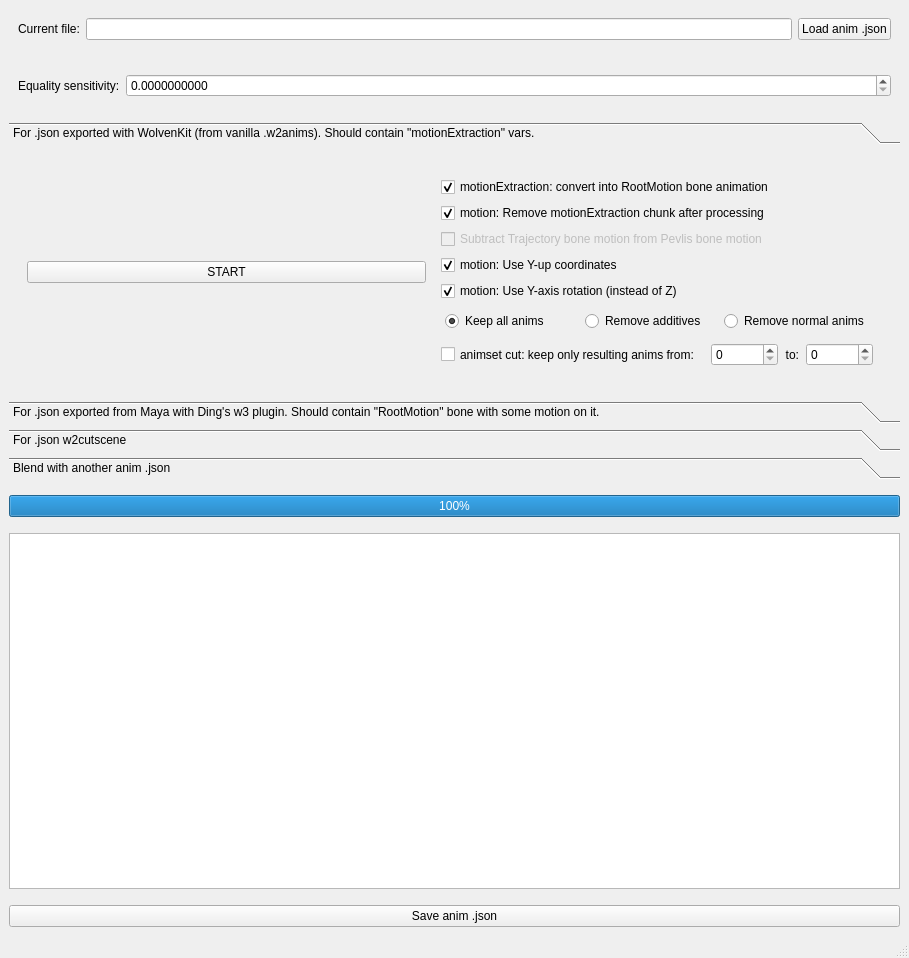
Before: the Qt Designer form source/W3MayaAnimUtil.ui in nikich340/W3-Maya-AnimUtil, drawn with Qt 5.
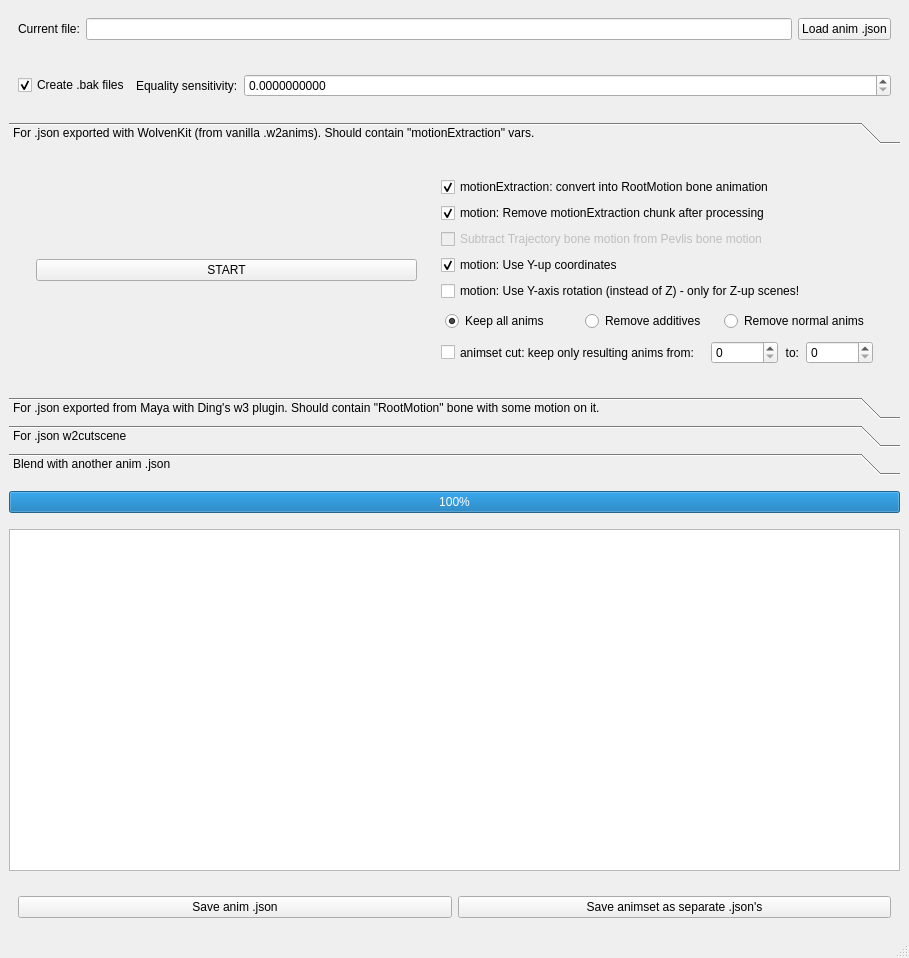
After: the same form once the commit is applied. The open tabs and pages were chosen to show the change.

Commit message: + New split set option, fix motion rotation handling

The edit to the form file:
```diff
--- a/source/W3MayaAnimUtil.ui
+++ b/source/W3MayaAnimUtil.ui
@@ -71,6 +71,16 @@
     <item>
      <widget class="QWidget" name="widget_5" native="true">
       <layout class="QHBoxLayout" name="horizontalLayout_2">
+       <item>
+        <widget class="QCheckBox" name="checkBak">
+         <property name="text">
+          <string>Create .bak files</string>
+         </property>
+         <property name="checked">
+          <bool>true</bool>
+         </property>
+        </widget>
+       </item>
        <item>
         <widget class="QLabel" name="labelSensivity">
          <property name="text">
@@ -122,6 +132,9 @@
          <widget class="QWidget" name="widget_3" native="true">
           <layout class="QHBoxLayout" name="horizontalLayout_5">
            <item>
+            <widget class="QWidget" name="widget_12" native="true">
+             <layout class="QVBoxLayout" name="verticalLayout_9">
+              <item>
             <widget class="QPushButton" name="buttonApplyMotionToBone">
              <property name="sizePolicy">
               <sizepolicy hsizetype="Preferred" vsizetype="Fixed">
@@ -139,6 +152,9 @@
              </property>
             </widget>
            </item>
+             </layout>
+            </widget>
+           </item>
            <item>
             <widget class="QWidget" name="widget_6" native="true">
              <layout class="QVBoxLayout" name="verticalLayout_6">
@@ -191,10 +207,10 @@
               <item>
                <widget class="QCheckBox" name="checkUseYRot">
                 <property name="text">
-                 <string>motion: Use Y-axis rotation (instead of Z)</string>
+                 <string>motion: Use Y-axis rotation (instead of Z) - only for Z-up scenes!</string>
                 </property>
                 <property name="checked">
-                 <bool>true</bool>
+                 <bool>false</bool>
                 </property>
                </widget>
               </item>
@@ -784,6 +800,9 @@
      </widget>
     </item>
     <item>
+     <widget class="QWidget" name="widget_13" native="true">
+      <layout class="QHBoxLayout" name="horizontalLayout_7">
+       <item>
      <widget class="QPushButton" name="buttonSave">
       <property name="font">
        <font>
@@ -793,6 +812,16 @@
       <property name="text">
        <string>Save anim .json</string>
       </property>
+        </widget>
+       </item>
+       <item>
+        <widget class="QPushButton" name="buttonSaveSplit">
+         <property name="text">
+          <string>Save animset as separate .json's</string>
+         </property>
+        </widget>
+       </item>
+      </layout>
      </widget>
     </item>
    </layout>
```
Left out of the diff: 8 changed lines with no effect on the pictures. Lines whose indentation alone changed are shown as unchanged. The commit also changes 3 other files.
